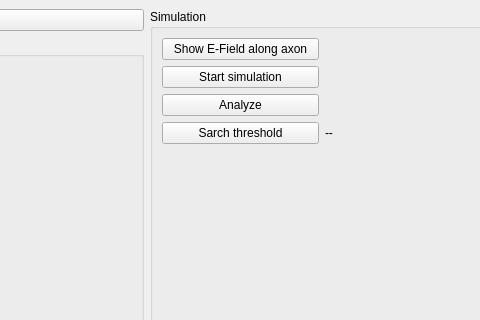
Qt form ui_master_sim.ui (TheJRapp/PeriphNeuronStim) before a commit; both pictures show x 373 to 853 and y 0 to 320 of the 1040 by 683 pixel window.
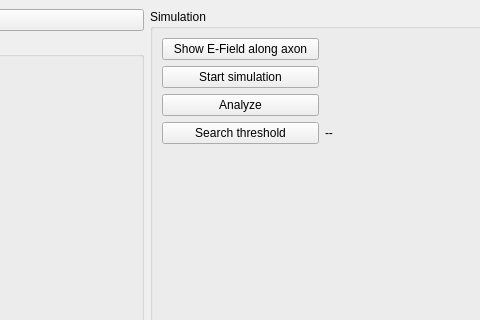
The same form after that commit.

Commit message: deleted show plot widget and included plot into main widget

What changed in the file:
```diff
--- a/ui_master_sim.ui
+++ b/ui_master_sim.ui
@@ -123,7 +123,7 @@
        <item row="3" column="0">
         <widget class="QPushButton" name="threshold_search_button">
          <property name="text">
-          <string>Sarch threshold</string>
+          <string>Search threshold</string>
          </property>
         </widget>
        </item>
```
Left out of the diff: 6 changed lines with no effect on the pictures. The commit also changes 5 other files.
